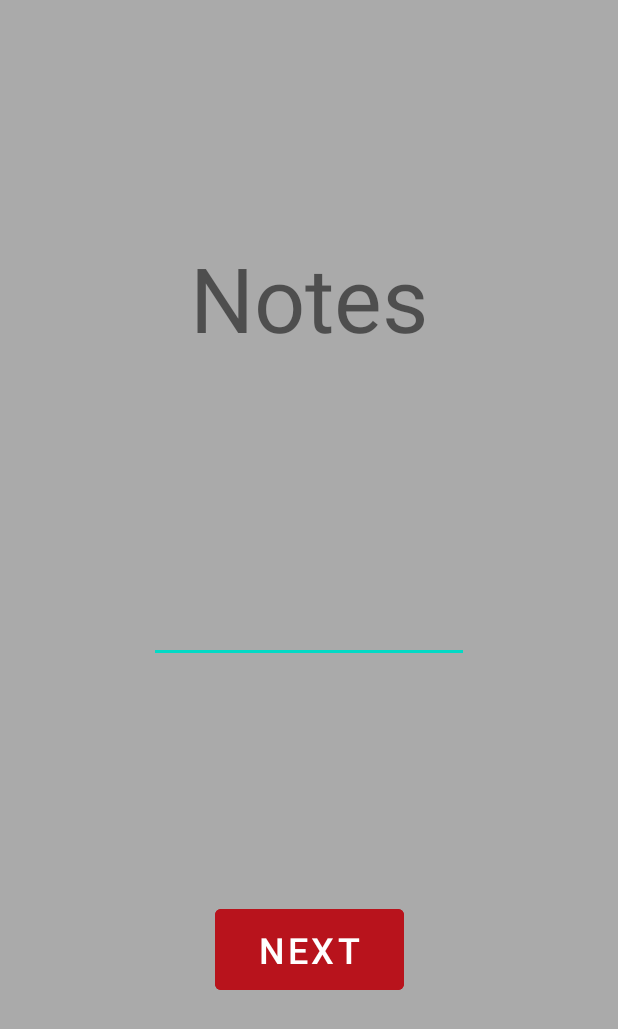
After one commit to mojo626/ChainLynx-Scouting-App, an Android app: the Notes screen opened directly, with no data from a screen before it, on a phone screen of 412 x 824 dp. The commit adds this screen. Shown: the top 1029 px of the screen. Run offline under Robolectric (Android 15) with nearby library versions, the phone set to English and light mode, and no system bars.

Commit message:
Added the features where the auto scouting screen will start to flash after 15 seconds to remind you to move on to the teleop scouting screen, and a space for you to take notes. The flashing screen should work, but these features have not been tested on the devices yet, and might need a bit more tweaking to get working properly.

```diff
--- a/app/src/main/java/com/example/chainlynxscoutingapp/MatchSetup.java
+++ b/app/src/main/java/com/example/chainlynxscoutingapp/MatchSetup.java
@@ -3,8 +3,12 @@ package com.example.chainlynxscoutingapp;
 import androidx.appcompat.app.AppCompatActivity;
 
 import android.content.Intent;
+import android.graphics.Color;
+import android.graphics.drawable.ColorDrawable;
 import android.os.Build;
 import android.os.Bundle;
+import android.os.Handler;
+import android.os.Looper;
 import android.provider.MediaStore;
 import android.util.Log;
 import android.view.View;
--- /dev/null
+++ b/app/src/main/java/com/example/chainlynxscoutingapp/Notes.java
@@ -0,0 +1,50 @@
+package com.example.chainlynxscoutingapp;
+
+import androidx.appcompat.app.AppCompatActivity;
+
+import android.content.Intent;
+import android.os.Bundle;
+import android.view.View;
+import android.widget.Button;
+import android.widget.EditText;
+import android.widget.RadioGroup;
+
+import com.google.gson.Gson;
+
+public class Notes extends AppCompatActivity {
+
+    @Override
+    protected void onCreate(Bundle savedInstanceState) {
+        super.onCreate(savedInstanceState);
+        setContentView(R.layout.activity_notes);
+        Gson gson = new Gson();
+        TeamData teamData = new TeamData();
+
+
+        Bundle extras = getIntent().getExtras();
+        if (extras != null) {
+            String data = extras.getString("data");
+            teamData = gson.fromJson(data, TeamData.class);
+            //The key argument here must match that used in the other activity
+        }
+
+
+
+
+        Button notesNextButton = findViewById(R.id.notesNextButton);
+        TeamData finalTeamData = teamData;
+        notesNextButton.setOnClickListener(new View.OnClickListener() {
+            public void onClick(View view) {
+                EditText notesBox = findViewById(R.id.notesTextBox);
+                String text = notesBox.getText().toString();
+
+                finalTeamData.notes = text;
+
+
+                Intent i = new Intent(Notes.this, QrCodeDisplay.class);
+                i.putExtra("data", gson.toJson(finalTeamData));
+                startActivity(i);
+            }
+        });
+    }
+}
--- a/app/src/main/java/com/example/chainlynxscoutingapp/TeamData.java
+++ b/app/src/main/java/com/example/chainlynxscoutingapp/TeamData.java
@@ -22,6 +22,8 @@ public class TeamData {
     public int teleopMissed;
     public String teleopDocked;
 
+    public String notes;
+
 
     TeamData(){}
 }
--- a/app/src/main/java/com/example/chainlynxscoutingapp/TeleopScouting.java
+++ b/app/src/main/java/com/example/chainlynxscoutingapp/TeleopScouting.java
@@ -191,7 +191,7 @@ public class TeleopScouting extends AppCompatActivity {
                 finalTeamData.teleopMissed = misses;
                 finalTeamData.teleopDocked = docked;
 
-                Intent i = new Intent(TeleopScouting.this, QrCodeDisplay.class);
+                Intent i = new Intent(TeleopScouting.this, Notes.class);
                 i.putExtra("data", gson.toJson(finalTeamData));
                 startActivity(i);
             }
--- a/app/src/main/res/layout/activity_auto_scouting.xml
+++ b/app/src/main/res/layout/activity_auto_scouting.xml
@@ -2,6 +2,7 @@
 <androidx.constraintlayout.widget.ConstraintLayout xmlns:android="http://schemas.android.com/apk/res/android"
     xmlns:app="http://schemas.android.com/apk/res-auto"
     xmlns:tools="http://schemas.android.com/tools"
+    android:id="@+id/root_layout"
     android:layout_width="match_parent"
     android:layout_height="match_parent"
     android:background="#696969"
@@ -47,6 +48,7 @@
         android:layout_width="176dp"
         android:layout_height="193dp"
         android:backgroundTint="#b8131c"
+        android:hapticFeedbackEnabled="true"
         android:textSize="20sp"
         app:cornerRadius="20dp"
         app:fabCustomSize="90dp"
@@ -57,8 +59,7 @@
         app:layout_constraintEnd_toStartOf="@+id/autoCubePickup"
         app:layout_constraintStart_toStartOf="parent"
         app:layout_constraintTop_toTopOf="parent"
-        app:layout_constraintVertical_bias="0.41000003"
-        android:hapticFeedbackEnabled="true"/>
+        app:layout_constraintVertical_bias="0.41000003" />
 
     <Button
         android:id="@+id/autoHighScored"
--- a/app/src/main/res/layout/activity_match_setup.xml
+++ b/app/src/main/res/layout/activity_match_setup.xml
@@ -2,6 +2,7 @@
 <androidx.constraintlayout.widget.ConstraintLayout xmlns:android="http://schemas.android.com/apk/res/android"
     xmlns:app="http://schemas.android.com/apk/res-auto"
     xmlns:tools="http://schemas.android.com/tools"
+    android:id="@+id/root_layout"
     android:layout_width="match_parent"
     android:layout_height="match_parent"
     android:background="#aaaaaa"
--- /dev/null
+++ b/app/src/main/res/layout/activity_notes.xml
@@ -0,0 +1,45 @@
+<?xml version="1.0" encoding="utf-8"?>
+<androidx.constraintlayout.widget.ConstraintLayout xmlns:android="http://schemas.android.com/apk/res/android"
+    xmlns:app="http://schemas.android.com/apk/res-auto"
+    xmlns:tools="http://schemas.android.com/tools"
+    android:layout_width="match_parent"
+    android:layout_height="match_parent"
+    android:background="#696969"
+    android:backgroundTint="#aaaaaa"
+    tools:context=".Notes">
+
+    <TextView
+        android:id="@+id/notesTitle"
+        android:layout_width="wrap_content"
+        android:layout_height="wrap_content"
+        android:text="Notes"
+        android:textSize="60sp"
+        app:layout_constraintBottom_toTopOf="@+id/notesTextBox"
+        app:layout_constraintEnd_toEndOf="parent"
+        app:layout_constraintStart_toStartOf="parent"
+        app:layout_constraintTop_toTopOf="parent" />
+
+    <EditText
+        android:id="@+id/notesTextBox"
+        android:layout_width="wrap_content"
+        android:layout_height="wrap_content"
+        android:ems="10"
+        android:gravity="start|top"
+        android:inputType="textMultiLine"
+        app:layout_constraintBottom_toTopOf="@+id/notesNextButton"
+        app:layout_constraintEnd_toEndOf="parent"
+        app:layout_constraintStart_toStartOf="parent"
+        app:layout_constraintTop_toBottomOf="@+id/notesTitle" />
+
+    <Button
+        android:id="@+id/notesNextButton"
+        android:layout_width="126dp"
+        android:layout_height="66dp"
+        android:backgroundTint="#b8131c"
+        android:text="Next"
+        android:textSize="24sp"
+        app:layout_constraintBottom_toBottomOf="parent"
+        app:layout_constraintEnd_toEndOf="parent"
+        app:layout_constraintStart_toStartOf="parent"
+        app:layout_constraintTop_toBottomOf="@+id/notesTextBox" />
+</androidx.constraintlayout.widget.ConstraintLayout>
```
Also changed, not shown: app/src/main/AndroidManifest.xml (+5 -2 lines), app/src/main/java/com/example/chainlynxscoutingapp/AutoScouting.java (+25 -0 lines), 2 other files.
